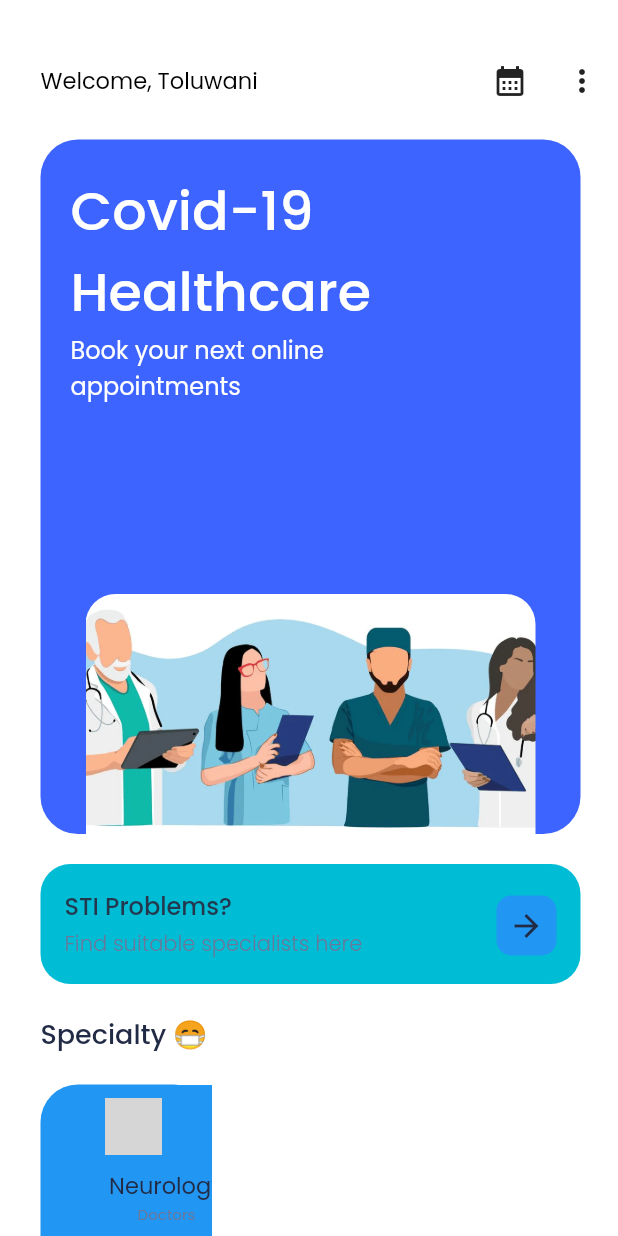
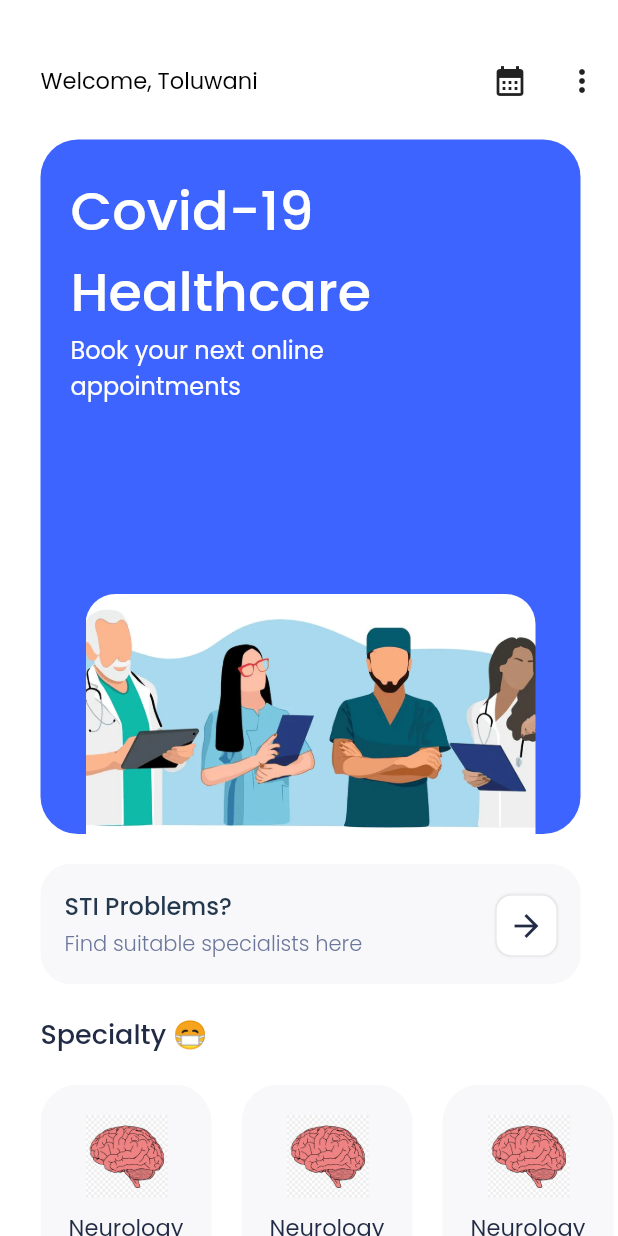
Before and after one commit to Nayan-03/Covid_19, a Flutter app: the screen it shows after launch, on a phone screen of 412 x 824 dp. Run offline on Flutter 3.47's test engine with Material 2 defaults, Android fonts, the phone set to English and light mode, and no system bars; our stand-ins replace google_fonts; grey boxes are pictures that could not be loaded.

```diff
--- a/assets/files/specialty.json
+++ b/assets/files/specialty.json
@@ -2,50 +2,49 @@
     "specialty": [
         {
             "id": 1,
-            "image": "assets/images/shape.png",
+            "image": "assets/images/brain.jpg",
             "name": "Neurology",
-            "num": 2029,
+            "num": "2029",
             "occupation": "Doctors"
-
         },
 
         {
             "id": 2,
-            "image": "assets/images/shape.png",
+            "image": "assets/images/brain.jpg",
             "name": "Neurology",
-            "num": 2029,
+            "num": "2029",
             "occupation": "Doctors"
         },
 
         {
             "id": 3,
-            "image": "assets/images/shape.png",
+            "image": "assets/images/brain.jpg",
             "name": "Neurology",
-            "num": 2029,
+            "num": "2029",
             "occupation": "Doctors"
         },
 
         {
             "id": 4,
-            "image": "assets/images/shape.png",
+            "image": "assets/images/brain.jpg",
             "name": "Neurology",
-            "num": 2029,
+            "num": "2029",
             "occupation": "Doctors"
         },
 
         {
             "id": 5,
-            "image": "assets/images/shape.png",
+            "image": "assets/images/brain.jpg",
             "name": "Neurology",
-            "num": 2029,
+            "num": "2029",
             "occupation": "Doctors"
         },
 
         {
             "id": 6,
-            "image": "assets/images/shape.png",
+            "image": "assets/images/brain.jpg",
             "name": "Neurology",
-            "num": 2029,
+            "num": "2029",
             "occupation": "Doctors"
         }
 
--- a/lib/home.dart
+++ b/lib/home.dart
@@ -1,4 +1,5 @@
 import 'dart:convert';
+import 'dart:core';
 
 import 'package:covid_19/model/specialty_model.dart';
 import 'package:covid_19/widget/specialty_widget.dart';
@@ -29,14 +30,6 @@ class _HomepageState extends State<Homepage> {
         .map<Specialty>((specialty) => Specialty.formMap(specialty))
         .toList();
     setState(() {});
-    // final naturaljson =
-    //     await rootBundle.loadString("assets/files/natural.json");
-    // final decodedData = jsonDecode(naturaljson);
-    // var naturalData = decodedData["natural"];
-    // NaturalModel.natural = List.from(naturalData)
-    //     .map<Natural>((natural) => Natural.formMap(natural))
-    //     .toList();
-    // setState(() {});
   }
 
   @override
@@ -63,31 +56,29 @@ class _HomepageState extends State<Homepage> {
                     ),
                   ),
                   Row(
-                    //mainAxisAlignment: MainAxisAlignment.end,
                     children: [
                       Padding(
                         padding: const EdgeInsets.only(top: 30.0, left: 140.0),
                         child: IconButton(
                           splashRadius: 1,
                           onPressed: () {},
-                            icon: const Icon(Icons.calendar_month)),
+                          icon: const Icon(Icons.calendar_month),
+                        ),
                       ),
                       Padding(
                         padding: const EdgeInsets.only(top: 30.0),
                         child: IconButton(
                           splashRadius: 1,
                           onPressed: () {},
-                            icon: const Icon(Icons.more_vert)),
+                          icon: const Icon(Icons.more_vert),
+                        ),
                       ),
                     ],
                   ),
                 ],
               ),
-              const SizedBox(
-                height: 15.0,
-              ),
               Padding(
-                padding: const EdgeInsets.only(left: 27.0),
+                padding: const EdgeInsets.only(left: 27.0, top: 15.0),
                 child: Container(
                   height: 463.0,
                   width: 360.0,
@@ -154,8 +145,7 @@ class _HomepageState extends State<Homepage> {
                   width: 360.0,
                   decoration: BoxDecoration(
                     borderRadius: BorderRadius.circular(20),
-                      color: Colors.cyan
-                      //color: Color.fromRGBO(107, 119, 154, 0.05),
+                    color: const Color.fromRGBO(107, 119, 154, 0.05),
                   ),
                   child: Column(
                     children: [
@@ -177,8 +167,15 @@ class _HomepageState extends State<Homepage> {
                             height: 40.0,
                             width: 40.0,
                             decoration: BoxDecoration(
-                                color: Colors.blue,
-                                borderRadius: BorderRadius.circular(10.0)),
+                              boxShadow: const [
+                                BoxShadow(
+                                  blurRadius: 1.0,
+                                  color: Color.fromRGBO(0, 0, 0, 0.15),
+                                ),
+                              ],
+                              color: Colors.white,
+                              borderRadius: BorderRadius.circular(10.0),
+                            ),
                             child: IconButton(
                               onPressed: () {},
                               icon: const Icon(
@@ -203,38 +200,33 @@ class _HomepageState extends State<Homepage> {
                   ),
                 ),
               ),
-              SizedBox(height: 20.0),
               Padding(
-                padding: const EdgeInsets.only(left: 27.0),
+                padding: const EdgeInsets.only(left: 27.0, top: 20.0),
                 child: Text(
                   "Specialty 😷",
                   style: GoogleFonts.poppins(
                     fontSize: 18.0,
                     fontWeight: FontWeight.w500,
-                    color: Color.fromRGBO(34, 43, 69, 1),
+                    color: const Color.fromRGBO(34, 43, 69, 1),
                   ),
                 ),
               ),
-              SizedBox(height: 20.0),
               Padding(
-                padding: const EdgeInsets.only(left: 27.0),
-                child: Container(
+                padding:
+                    const EdgeInsets.only(top: 20.0, left: 27.0, bottom: 20.0),
+                child: SizedBox(
                   height: 133.0,
-                  width: 114.0,
-                  decoration: BoxDecoration(
-                      borderRadius: BorderRadius.circular(25.0),
-                      color: Colors.blue
-                      //color: Color.fromRGBO(107, 119, 154, 0.05),
-                      ),
+                  width: MediaQuery.of(context).size.width,
                   child: ListView.builder(
                     scrollDirection: Axis.horizontal,
-                      //shrinkWrap: true,
+                    shrinkWrap: true,
                     itemCount: SpecialtyModel.specialty.length,
                     itemBuilder: (context, index) {
                       return SpecialtyWidget(
                         specialty: SpecialtyModel.specialty[index],
                       );
-                      }),
+                    },
+                  ),
                 ),
               ),
             ],
--- a/lib/main.dart
+++ b/lib/main.dart
@@ -15,9 +15,7 @@ class MyApp extends StatelessWidget {
     return MaterialApp(
         debugShowCheckedModeBanner: false,
         title: 'Covid-19',
-        theme: ThemeData(
-            //scaffoldBackgroundColor: Colors.white,
-            primarySwatch: Colors.blue),
+        theme: ThemeData(primarySwatch: Colors.blue),
         initialRoute: MyRoutes.homeRoute,
         routes: {
           "/": (context) => const SplashScreen(),
--- a/lib/model/specialty_model.dart
+++ b/lib/model/specialty_model.dart
@@ -2,9 +2,9 @@ class SpecialtyModel {
   static List<Specialty> specialty = [
     Specialty(
       id: 1,
-      image: "assets/images/shape.png",
+      image: "assets/images/brain.jpg",
       name: "Neurology",
-      num: 2029,
+      num: "2029",
       occupation: "Doctors",
     ),
   ];
@@ -14,7 +14,7 @@ class Specialty {
   final int id;
   final String image;
   final String name;
-  final int num;
+  final String num;
   final String occupation;
 
   Specialty({
--- a/lib/widget/specialty_widget.dart
+++ b/lib/widget/specialty_widget.dart
@@ -14,27 +14,36 @@ class _SpecialtyWidgetState extends State<SpecialtyWidget> {
   @override
   Widget build(BuildContext context) {
     return Row(
-      mainAxisAlignment: MainAxisAlignment.start,
       children: [
         Padding(
-          padding: const EdgeInsets.only(left: 27.0),
+          padding: const EdgeInsets.only(
+            right: 20.0,
+          ),
           child: Container(
             height: 133.0,
             width: 114.0,
             decoration: BoxDecoration(
-                borderRadius: BorderRadius.circular(25.0), color: Colors.blue
-                //color: Color.fromRGBO(107, 119, 154, 0.05),
+              borderRadius: BorderRadius.circular(25.0),
+              color: const Color.fromRGBO(107, 119, 154, 0.05),
             ),
             child: Column(
               children: [
-                ListTile(
+                Padding(
+                  padding: const EdgeInsets.only(
+                    left: 14.0,
+                    top: 20.0,
+                  ),
+                  child: ListTile(
                     leading: Image.asset(
                       widget.specialty.image,
-                    height: 38.0,
-                    width: 38.0,
+                      height: 55.0,
+                      width: 55.0,
+                    ),
                   ),
                 ),
                 Center(
+                  child: Padding(
+                    padding: const EdgeInsets.only(top: 8.0),
                     child: Text(
                       widget.specialty.name,
                       style: GoogleFonts.poppins(
@@ -44,7 +53,23 @@ class _SpecialtyWidgetState extends State<SpecialtyWidget> {
                       ),
                     ),
                   ),
-                Center(
+                ),
+                Row(
+                  children: [
+                    Padding(
+                      padding: const EdgeInsets.only(left: 23.0),
+                      child: Text(
+                        widget.specialty.num,
+                        style: GoogleFonts.poppins(
+                          fontSize: 10.0,
+                          fontWeight: FontWeight.w400,
+                          color: const Color.fromRGBO(107, 119, 154, 1),
+                        ),
+                      ),
+                    ),
+                    const Spacer(),
+                    Padding(
+                      padding: const EdgeInsets.only(right: 23.0),
                       child: Text(
                         widget.specialty.occupation,
                         style: GoogleFonts.poppins(
@@ -56,6 +81,8 @@ class _SpecialtyWidgetState extends State<SpecialtyWidget> {
                     ),
                   ],
                 ),
+              ],
+            ),
           ),
         ),
       ],
```
Also changed, not shown: assets/images/brain.jpg (added), assets/images/brain1.jpg (added). Lines whose indentation alone changed are shown as unchanged.
